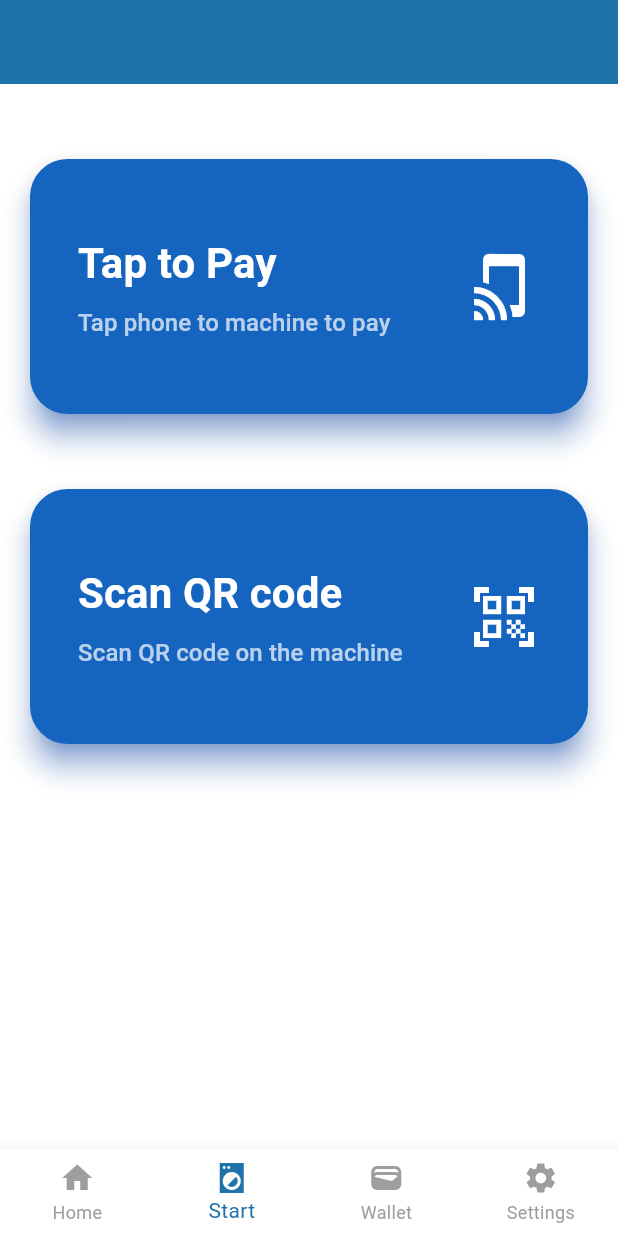
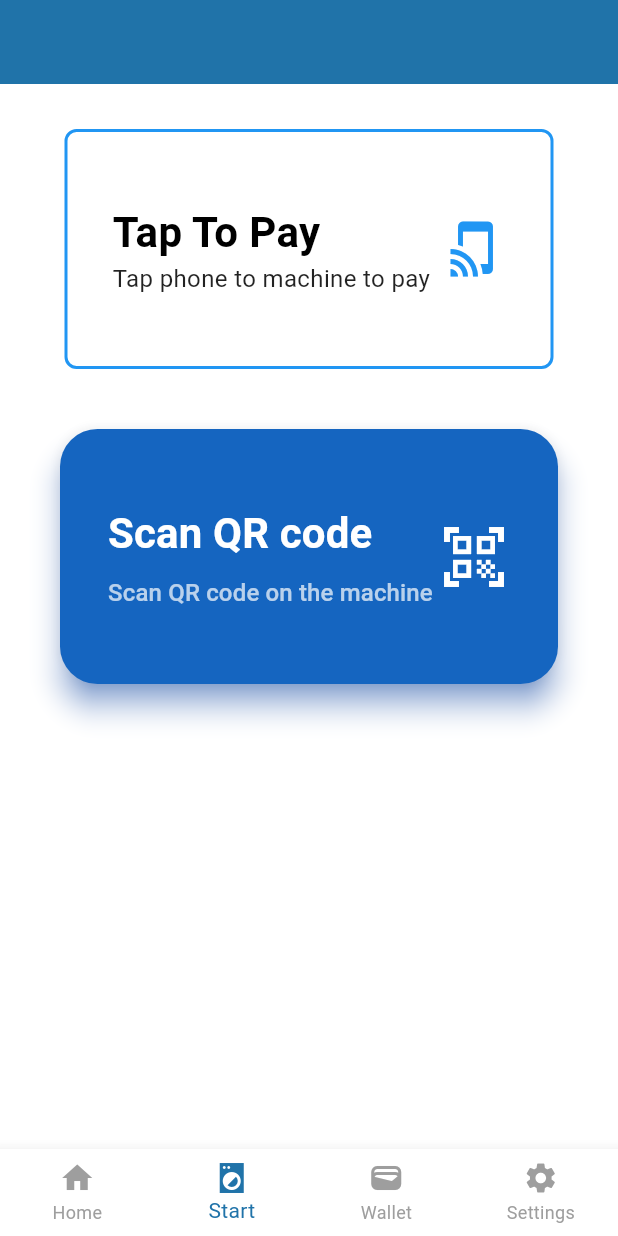
Before and after one commit to jamaki604/CleanStreamLaundryApp, a Flutter app: the StartPage screen opened by its route, on a phone screen of 412 x 824 dp. Run offline on Flutter 3.47's test engine with Material 3 defaults, Android fonts, the phone set to English and light mode, and no system bars; our stand-ins replace app_links, flutter_dotenv, flutter_svg, get_it, go_router, shared_preferences and 1 more; missing offline and left inert: dart:html, flutter_stripe, mobile_scanner; accounts and stored records are empty; network calls fail.

Commit message:
Updated fill in payment banners

```diff
--- a/lib/Pages/start_machine_page.dart
+++ b/lib/Pages/start_machine_page.dart
@@ -1,5 +1,6 @@
 import 'package:clean_stream_laundry_app/Components/large_button.dart';
 import 'package:flutter/material.dart';
+import 'package:clean_stream_laundry_app/Logic/Theme/theme.dart';
 import 'package:go_router/go_router.dart';
 import '../Components/base_page.dart';
 
@@ -9,31 +10,74 @@ class StartPage extends StatelessWidget {
   @override
   Widget build(BuildContext context) {
     return BasePage(
-      body: Column(
-        mainAxisAlignment: MainAxisAlignment.start,
+      body: Padding(
+        padding: const EdgeInsets.all(20.0),
+        child: SingleChildScrollView(
+          child: Column(
+            crossAxisAlignment: CrossAxisAlignment.stretch,
+            children: [
+              SizedBox(
+                width: double.infinity,
+                child: Container(
+                  height: 160,
+                  margin: const EdgeInsets.symmetric(horizontal: 23, vertical: 10),
+                  padding: const EdgeInsets.all(30),
+                  decoration: BoxDecoration(
+                    border: Border.all(color: Colors.blue, width: 2),
+                    borderRadius: BorderRadius.circular(8),
+                    color: Colors.transparent,
+                  ),
+                  child: Row(
+                    mainAxisAlignment: MainAxisAlignment.spaceBetween,
                     crossAxisAlignment: CrossAxisAlignment.center,
                     children: [
-          const SizedBox(height: 50),
+                      Column(
+                        crossAxisAlignment: CrossAxisAlignment.start,
+                        mainAxisAlignment: MainAxisAlignment.center,
+                        children: [
+                          Text(
+                            "Tap To Pay",
+                            style: TextStyle(
+                              color: Theme.of(context).colorScheme.fontInverted,
+                              fontSize: 28,
+                              fontWeight: FontWeight.bold,
+                            ),
+                          ),
+                          Text(
+                            "Tap phone to machine to pay",
+                            style: TextStyle(
+                              color: Theme.of(context).colorScheme.fontSecondary,
+                              fontSize: 16,
+                            ),
+                          ),
+                        ],
+                      ),
+                      Icon(
+                        Icons.tap_and_play,
+                        color: Colors.blue,
+                        size: 40,
+                      ),
+                    ],
+                  ),
+                ),
+              ),
 
-          LargeButton(
-            headLineText: "Tap to Pay",
-            descripitionText: "Tap phone to machine to pay",
-            icon: Icons.tap_and_play,
-            onPressed: () {
+              const SizedBox(height: 30),
 
-            },
-          ),
-          const SizedBox(height: 50),
-          LargeButton(
+              SizedBox(
+                width: double.infinity,
+                child: LargeButton(
                   headLineText: "Scan QR code",
                   descripitionText: "Scan QR code on the machine",
                   icon: Icons.qr_code_scanner,
                   onPressed: () {
                     context.go("/scanner");
-              }
+                  },
                 ),
-          const SizedBox(height: 30),
+              ),
             ],
+          ),
+        ),
       ),
     );
   }
```
Lines whose indentation alone changed are shown as unchanged.
